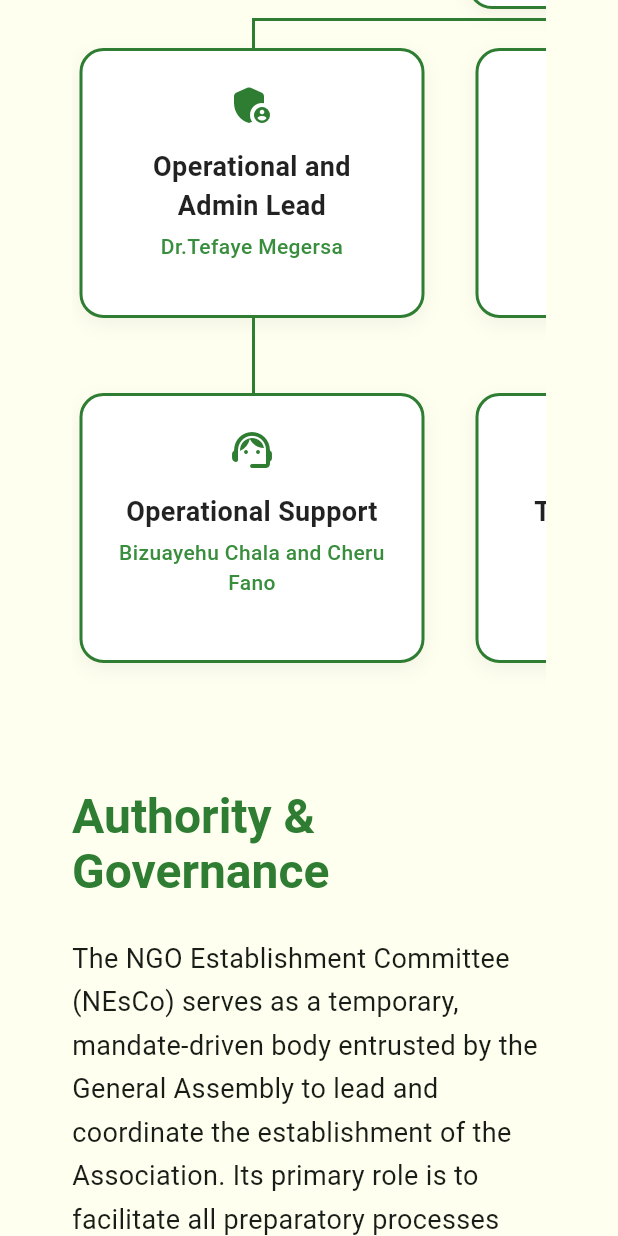
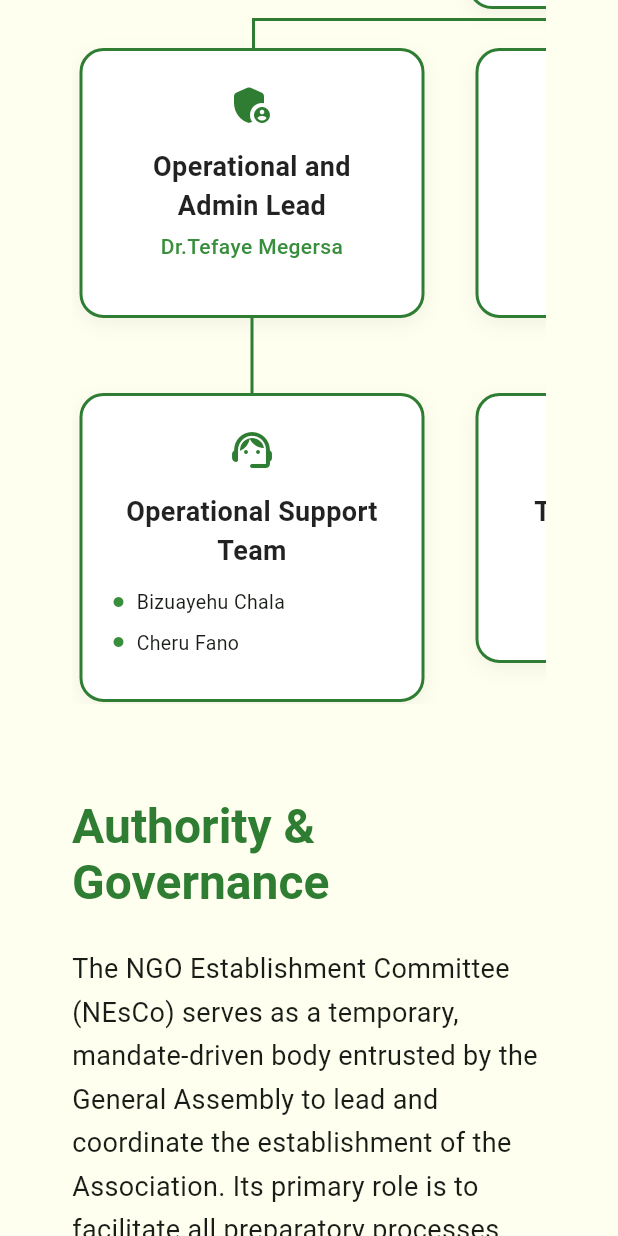
Before and after one commit to chalekuma-rgb/Ardaita-Unity-and-Development-Association, a Flutter app: the WhoWeAreTab widget shown alone on an empty page, opened directly, scrolled down 576 dp, on a phone screen of 412 x 824 dp. Run offline on Flutter 3.47's test engine with Material 3 defaults, Android fonts, the phone set to English and light mode, and no system bars.

Commit message:
Update committee member presentation

```diff
--- a/lib/main.dart
+++ b/lib/main.dart
@@ -614,8 +614,8 @@ class WhoWeAreTab extends StatelessWidget {
                         title: 'Operational and Admin Lead',
                         subtitle: 'Dr.Tefaye Megersa',
                         icon: Icons.admin_panel_settings_rounded,
-                        childTitle: 'Operational Support',
-                        childSubtitle: 'Bizuayehu Chala and Cheru Fano',
+                        childTitle: 'Operational Support Team',
+                        childMembers: const ['Bizuayehu Chala', 'Cheru Fano'],
                         childIcon: Icons.support_agent_rounded,
                       ),
                       const SizedBox(width: 24),
@@ -641,9 +641,12 @@ class WhoWeAreTab extends StatelessWidget {
                         title: 'Legal Lead',
                         subtitle: 'Habib Amano',
                         icon: Icons.gavel_rounded,
-                        childTitle: 'Legal subcommittee',
-                        childSubtitle:
-                            'Asrat Abdo, Fitsum Husen and Mohammed Hayato',
+                        childTitle: 'Legal Subcommittee',
+                        childMembers: const [
+                          'Asrat Abdo',
+                          'Fitsum Husen',
+                          'Mohammed Hayato',
+                        ],
                         childIcon: Icons.balance_rounded,
                       ),
                     ],
@@ -690,6 +693,7 @@ class WhoWeAreTab extends StatelessWidget {
     required IconData icon,
     required String childTitle,
     String childSubtitle = '',
+    List<String>? childMembers,
     required IconData childIcon,
   }) {
     return SizedBox(
@@ -698,29 +702,23 @@ class WhoWeAreTab extends StatelessWidget {
         children: [
           const SizedBox(height: 0),
           _buildTreeLevel(title, subtitle, icon, width: 230),
-          SizedBox(
-            width: 240,
-            height: 250,
-            child: Stack(
-              clipBehavior: Clip.none,
-              children: [
-                Positioned(
-                  left: 120,
-                  top: 0,
-                  child: _buildVerticalLine(height: 50),
-                ),
-                Positioned(
-                  left: 5,
-                  top: 50,
-                  child: _buildTreeLevel(
-                    childTitle,
-                    childSubtitle,
-                    childIcon,
-                    width: 230,
-                  ),
-                ),
-              ],
-            ),
+          Column(
+            children: [
+              _buildVerticalLine(height: 50),
+              _buildTreeLevel(
+                childTitle,
+                childSubtitle,
+                childIcon,
+                width: 230,
+                height: childMembers == null ? 180 : null,
+                content: childMembers == null
+                    ? null
+                    : Padding(
+                        padding: const EdgeInsets.only(top: 12),
+                        child: _buildMemberList(childMembers),
+                      ),
+              ),
+            ],
           ),
         ],
       ),
@@ -733,8 +731,9 @@ class WhoWeAreTab extends StatelessWidget {
     IconData icon, {
     bool isRoot = false,
     double width = 230,
-    double height = 180,
+    double? height = 180,
     String? imagePath,
+    Widget? content,
   }) {
     return Container(
       width: width,
@@ -753,6 +752,7 @@ class WhoWeAreTab extends StatelessWidget {
         ],
       ),
       child: Column(
+        mainAxisSize: MainAxisSize.min,
         children: [
           imagePath != null
               ? CircleAvatar(
@@ -788,8 +788,37 @@ class WhoWeAreTab extends StatelessWidget {
               ),
             ),
           ],
-        ],
-      ),
+          if (content != null) content,
+        ],
+      ),
+    );
+  }
+
+  Widget _buildMemberList(List<String> members) {
+    return Column(
+      crossAxisAlignment: CrossAxisAlignment.start,
+      children: [
+        for (final member in members)
+          Padding(
+            padding: const EdgeInsets.only(bottom: 8),
+            child: Row(
+              crossAxisAlignment: CrossAxisAlignment.start,
+              children: [
+                Padding(
+                  padding: const EdgeInsets.only(top: 5, right: 8),
+                  child: Icon(
+                    Icons.circle,
+                    size: 8,
+                    color: Colors.green.shade700,
+                  ),
+                ),
+                Expanded(
+                  child: Text(member, style: const TextStyle(fontSize: 13)),
+                ),
+              ],
+            ),
+          ),
+      ],
     );
   }
 
```
